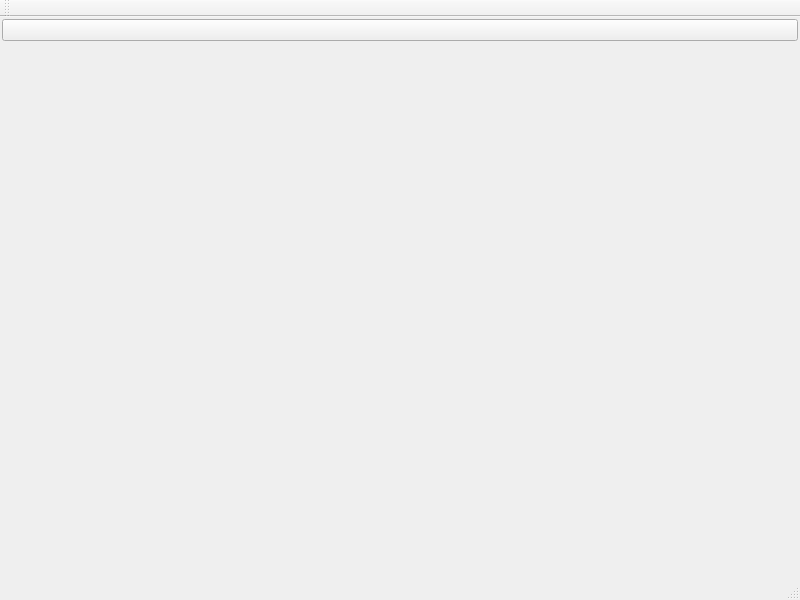
Above: src/mainwindow.ui from QQxiaoming/quardCRT before the change. Below: the same form after it.
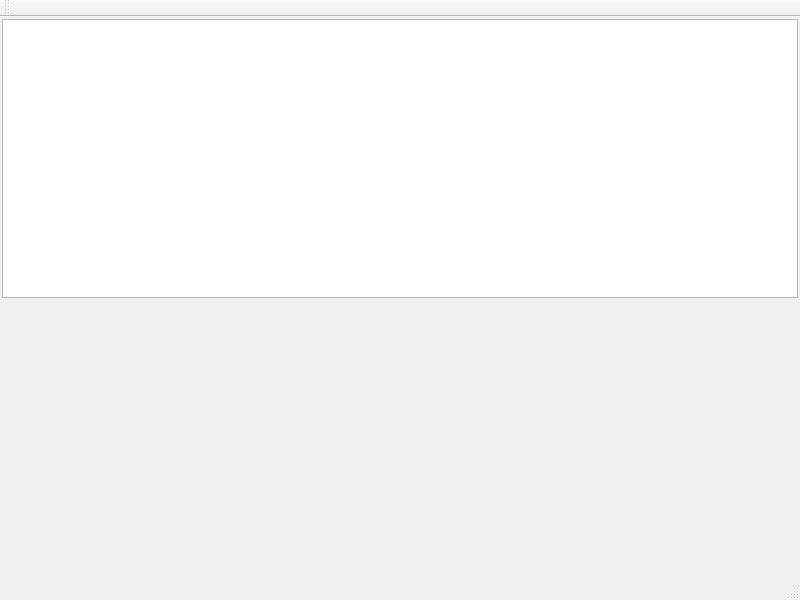
That is the form after the change.

```diff
--- a/src/mainwindow.ui
+++ b/src/mainwindow.ui
@@ -48,15 +48,15 @@
        <number>1</number>
       </property>
       <item>
-       <widget class="QPushButton" name="sessionManagerPushButton">
+       <widget class="QGraphicsView" name="graphicsView">
         <property name="sizePolicy">
-         <sizepolicy hsizetype="Minimum" vsizetype="Fixed">
+         <sizepolicy hsizetype="Expanding" vsizetype="Expanding">
           <horstretch>0</horstretch>
           <verstretch>0</verstretch>
          </sizepolicy>
         </property>
-        <property name="text">
-         <string notr="true"/>
+        <property name="alignment">
+         <set>Qt::AlignCenter</set>
         </property>
        </widget>
       </item>
```
